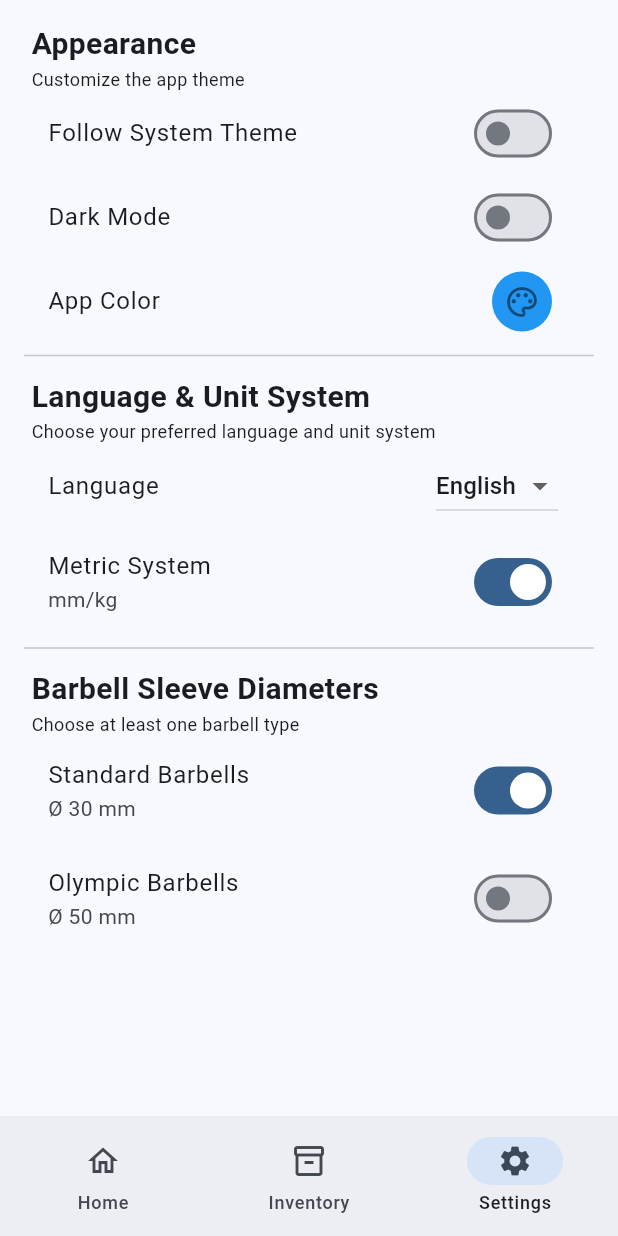
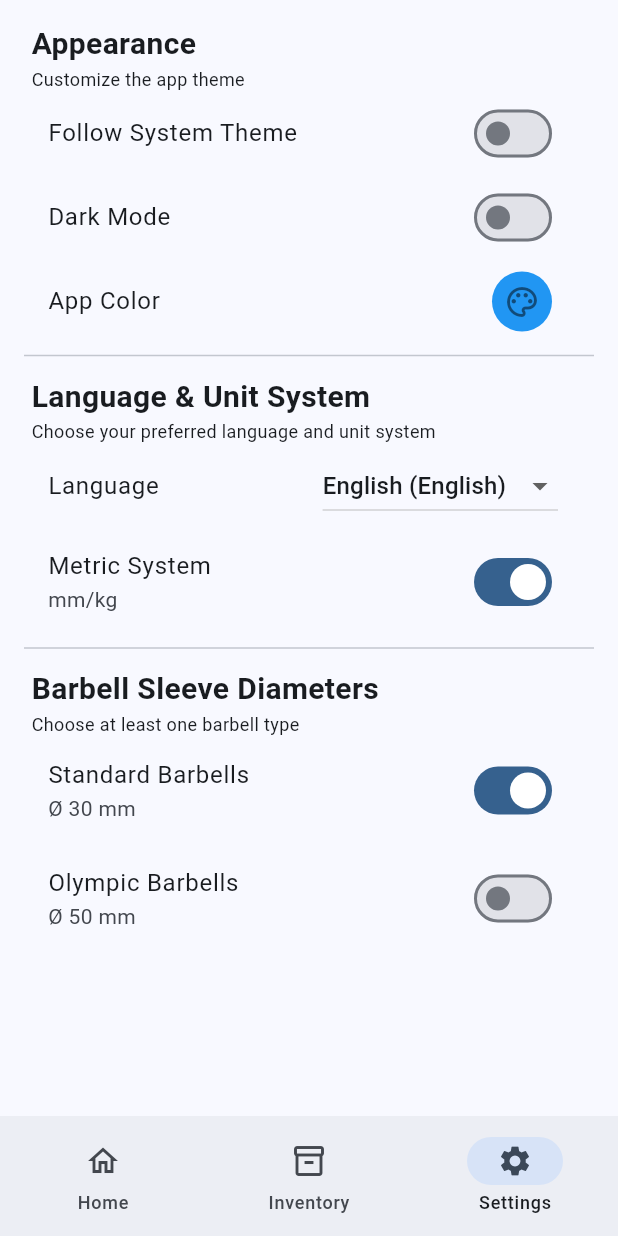
Before and after one commit to ThePi2K/BarbellCalc, a Flutter app: the screen it shows after launch, item 3 of the bottom bar chosen, on a phone screen of 412 x 824 dp. Run offline on Flutter 3.47's test engine with Material 3 defaults, Android fonts, the phone set to English and light mode, and no system bars; our stand-ins replace flutter_colorpicker, flutter_svg, shared_preferences.

Commit message:
changed language strings

```diff
--- a/barbell_calc/lib/settings.dart
+++ b/barbell_calc/lib/settings.dart
@@ -32,13 +32,13 @@ class _SettingsPageState extends State<SettingsPage> {
   String getDisplayLanguage(String internalLanguage) {
     switch (internalLanguage) {
       case 'en_US':
-        return 'English';
+        return 'English (English)';
       case 'de_DE':
-        return 'German';
+        return 'German (Deutsch)';
       case 'it_IT':
-        return 'Italian';
+        return 'Italian (Italiano)';
       default:
-        return 'English';
+        return 'English (English)';
     }
   }
 
```
